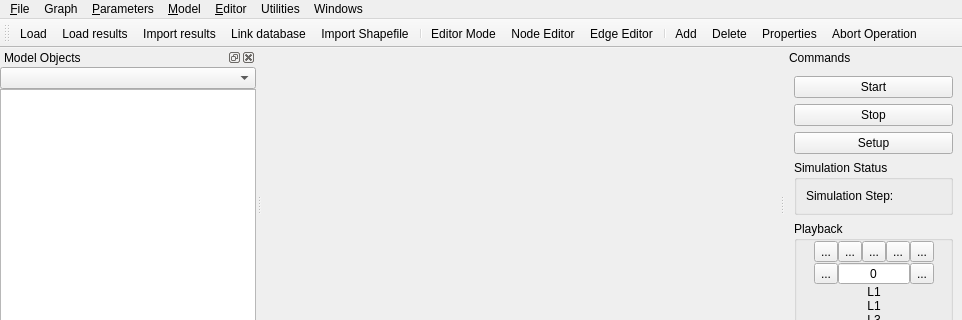
Old version of the form qtgui/mainwindow.ui in the repository frabas/DISPLACE_GUI; both pictures show x 0 to 962 and y 0 to 320 of the 962 by 692 pixel window.
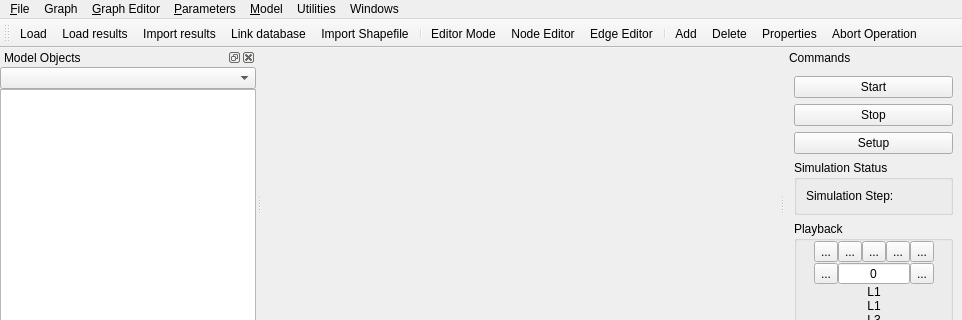
New version of the form. Icons and pictures are not drawn. Custom widgets are drawn as their Qt base class.

Commit message: Move menu order in main ui

```diff
--- a/qtgui/mainwindow.ui
+++ b/qtgui/mainwindow.ui
@@ -76,7 +76,7 @@
    </widget>
    <widget class="QMenu" name="menu_Editor">
     <property name="title">
-     <string>&amp;Editor</string>
+     <string>&amp;Graph Editor</string>
     </property>
     <addaction name="actionGraph"/>
     <addaction name="actionNode_Editor"/>
@@ -168,9 +168,9 @@
    </widget>
    <addaction name="menu_File"/>
    <addaction name="menuGraph"/>
+   <addaction name="menu_Editor"/>
    <addaction name="menu_Parameters"/>
    <addaction name="menu_Model"/>
-   <addaction name="menu_Editor"/>
    <addaction name="menuUtilities"/>
    <addaction name="menuWindows"/>
   </widget>
```
